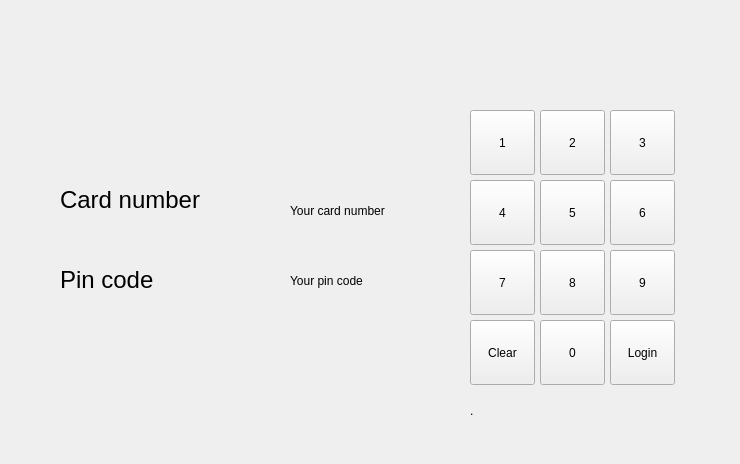
First picture: the form in bank-automat/login.ui, repository JansQ-75/Riihimaatti, before the edit.
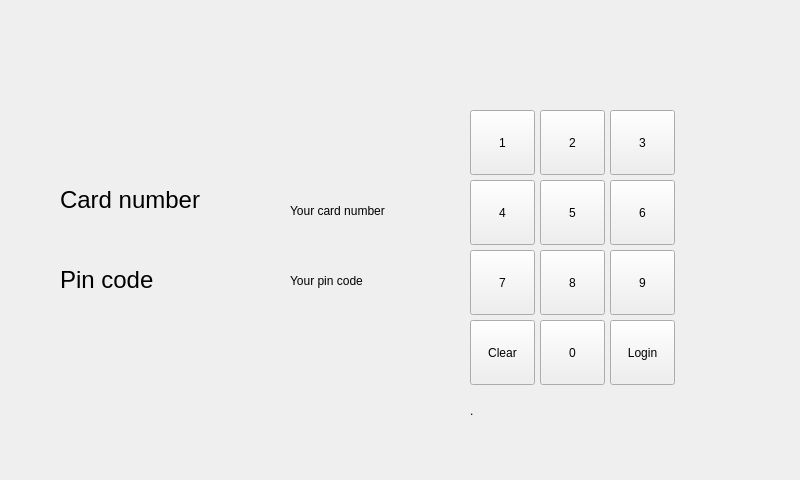
Second picture: the form after the edit.

Commit message: Changes widget sizes and added pre connect "back button" to mainwindow

```diff
--- a/bank-automat/login.ui
+++ b/bank-automat/login.ui
@@ -6,8 +6,8 @@
    <rect>
     <x>0</x>
     <y>0</y>
-    <width>740</width>
-    <height>464</height>
+    <width>800</width>
+    <height>480</height>
    </rect>
   </property>
   <property name="windowTitle">
```
The commit also changes 5 other files.
